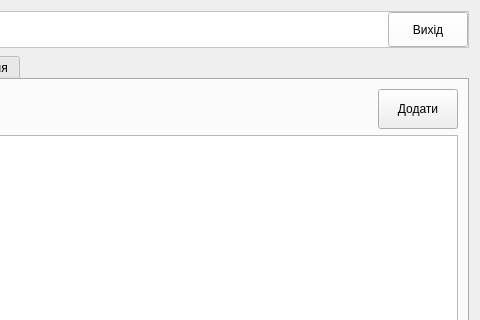
Before: the Qt Designer form src/app/mainapp/adminform.ui in Bodiok007/Accounting, drawn with Qt 5; both pictures show x 247 to 727 and y 0 to 320 of the 727 by 486 pixel window.
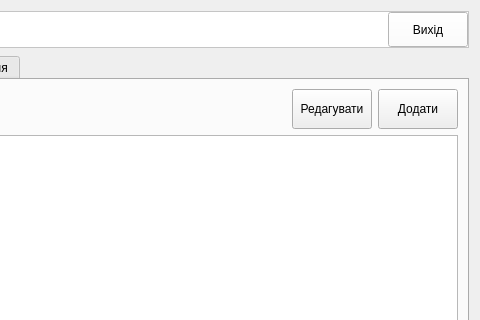
After: the same form once the commit is applied. The open tabs and pages were chosen to show the change. Custom widgets are drawn as their Qt base class.

Diff of the .ui file:
```diff
--- a/src/app/mainapp/adminform.ui
+++ b/src/app/mainapp/adminform.ui
@@ -153,6 +153,19 @@
            </property>
           </spacer>
          </item>
+         <item>
+          <widget class="QPushButton" name="pushButtonEditProduct">
+           <property name="minimumSize">
+            <size>
+             <width>0</width>
+             <height>40</height>
+            </size>
+           </property>
+           <property name="text">
+            <string>Редагувати</string>
+           </property>
+          </widget>
+         </item>
          <item>
           <widget class="QPushButton" name="pushButtonAddProduct">
            <property name="minimumSize">
```
Left out of the diff: 4 changed lines with no effect on the pictures.
